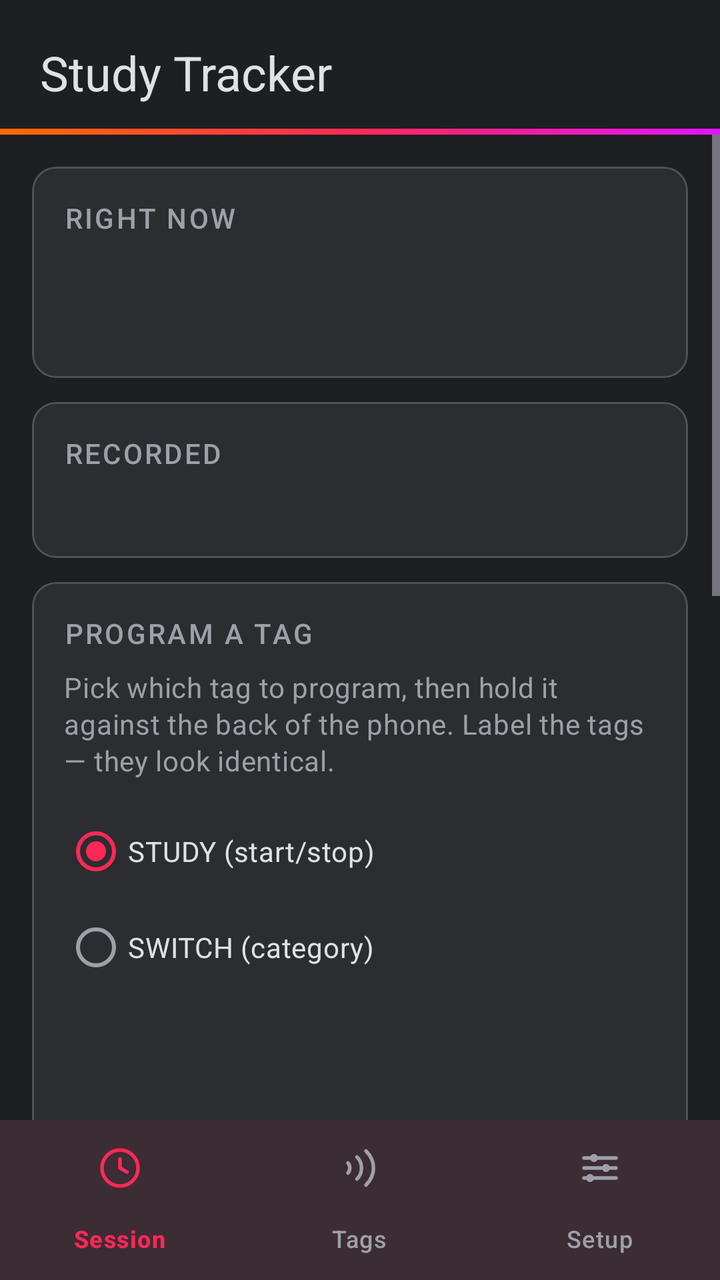
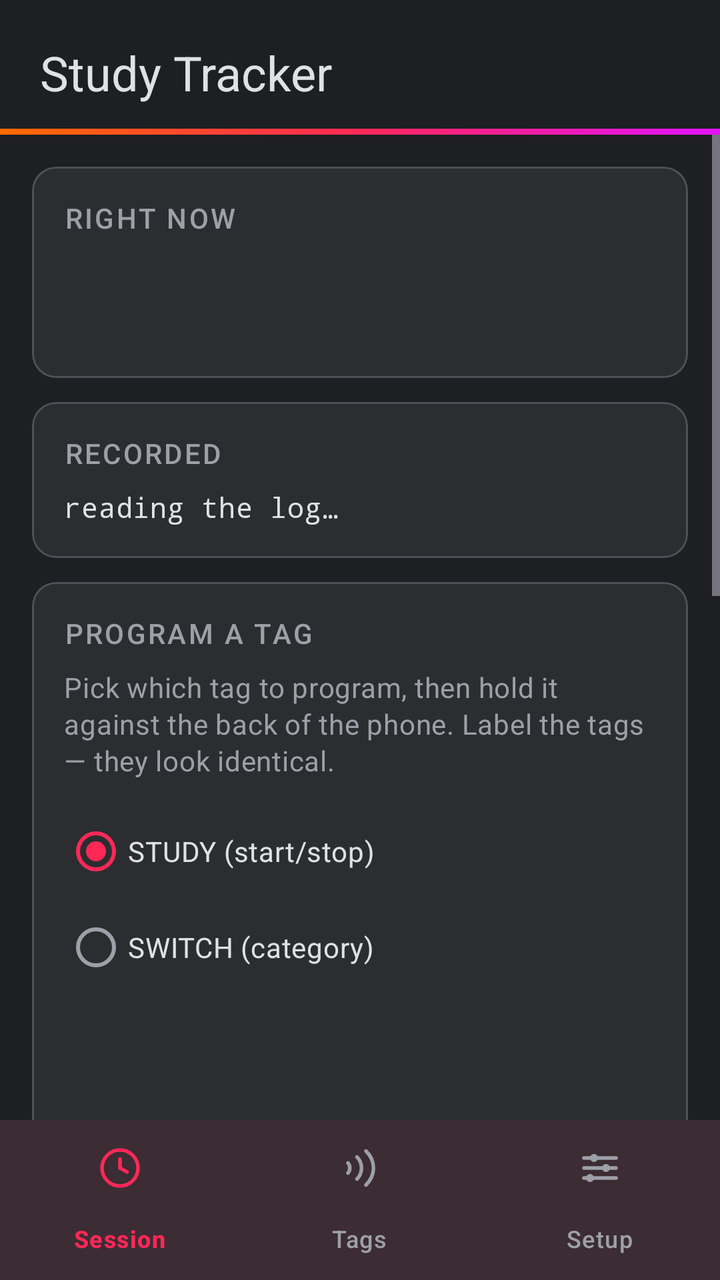

An Android layout rendered at two revisions. The XML below is the earlier revision; the diff shows what the commit changed to produce the second picture.
<!-- AndroidManifest.xml: application theme Theme.StudyTracker -->
<!-- res/layout/activity_main.xml -->
<?xml version="1.0" encoding="utf-8"?>
<LinearLayout xmlns:android="http://schemas.android.com/apk/res/android"
    xmlns:app="http://schemas.android.com/apk/res-auto"
    android:layout_width="match_parent"
    android:layout_height="match_parent"
    android:fitsSystemWindows="true"
    android:orientation="vertical">

    <TextView
        android:layout_width="match_parent"
        android:layout_height="wrap_content"
        android:paddingHorizontal="20dp"
        android:paddingTop="20dp"
        android:paddingBottom="12dp"
        android:text="@string/app_name"
        android:textAppearance="?attr/textAppearanceHeadlineSmall"
        android:textColor="@color/ide_text" />

    
    <View
        android:layout_width="match_parent"
        android:layout_height="3dp"
        android:background="@drawable/brand_gradient" />

    
    <ScrollView
        android:layout_width="match_parent"
        android:layout_height="0dp"
        android:layout_weight="1">

        <LinearLayout
            android:layout_width="match_parent"
            android:layout_height="wrap_content"
            android:orientation="vertical"
            android:paddingHorizontal="16dp"
            android:paddingVertical="16dp">

            

            
            <LinearLayout
                android:id="@+id/sessionPanel"
                android:layout_width="match_parent"
                android:layout_height="wrap_content"
                android:orientation="vertical">

                <com.google.android.material.card.MaterialCardView
                    style="@style/Card"
                    android:layout_width="match_parent"
                    android:layout_height="wrap_content">

                    <LinearLayout
                        android:layout_width="match_parent"
                        android:layout_height="wrap_content"
                        android:orientation="vertical"
                        android:padding="16dp">

                        <TextView
                            style="@style/CardTitle"
                            android:layout_width="match_parent"
                            android:layout_height="wrap_content"
                            android:text="@string/card_status" />

                        <TextView
                            android:id="@+id/studyStateText"
                            android:layout_width="match_parent"
                            android:layout_height="wrap_content"
                            android:textAppearance="?attr/textAppearanceTitleMedium"
                            android:textColor="@color/ide_text" />

                        <TextView
                            android:id="@+id/runningText"
                            style="@style/Explanation"
                            android:layout_width="match_parent"
                            android:layout_height="wrap_content"
                            android:layout_marginTop="6dp" />

                    </LinearLayout>

                </com.google.android.material.card.MaterialCardView>

                <com.google.android.material.card.MaterialCardView
                    style="@style/Card"
                    android:layout_width="match_parent"
                    android:layout_height="wrap_content">

                    <LinearLayout
                        android:layout_width="match_parent"
                        android:layout_height="wrap_content"
                        android:orientation="vertical"
                        android:padding="16dp">

                        <TextView
                            style="@style/CardTitle"
                            android:layout_width="match_parent"
                            android:layout_height="wrap_content"
                            android:text="@string/card_recorded" />

                        
                        <TextView
                            android:id="@+id/todayText"
                            android:layout_width="match_parent"
                            android:layout_height="wrap_content"
                            android:fontFamily="monospace"
                            android:textAppearance="?attr/textAppearanceBodyMedium"
                            android:textColor="@color/ide_text" />

                    </LinearLayout>

                </com.google.android.material.card.MaterialCardView>

            </LinearLayout>

            
            <LinearLayout
                android:id="@+id/tagsPanel"
                android:layout_width="match_parent"
                android:layout_height="wrap_content"
                android:orientation="vertical">

                <com.google.android.material.card.MaterialCardView
                    style="@style/Card"
                    android:layout_width="match_parent"
                    android:layout_height="wrap_content">

                    <LinearLayout
                        android:layout_width="match_parent"
                        android:layout_height="wrap_content"
                        android:orientation="vertical"
                        android:padding="16dp">

                        <TextView
                            style="@style/CardTitle"
                            android:layout_width="match_parent"
                            android:layout_height="wrap_content"
                            android:text="@string/card_write_tag" />

                        <TextView
                            style="@style/Explanation"
                            android:layout_width="match_parent"
                            android:layout_height="wrap_content"
                            android:text="@string/write_instructions" />

                        <RadioGroup
                            android:id="@+id/tagChoice"
                            android:layout_width="match_parent"
                            android:layout_height="wrap_content"
                            android:layout_marginTop="12dp"
                            android:orientation="vertical">

                            <RadioButton
                                android:id="@+id/chooseStudy"
                                android:layout_width="wrap_content"
                                android:layout_height="wrap_content"
                                android:checked="true"
                                android:text="@string/tag_study"
                                android:textColor="@color/ide_text" />

                            <RadioButton
                                android:id="@+id/chooseSwitch"
                                android:layout_width="wrap_content"
                                android:layout_height="wrap_content"
                                android:text="@string/tag_switch"
                                android:textColor="@color/ide_text" />

                        </RadioGroup>

                        <TextView
                            android:id="@+id/nfcStatusText"
                            style="@style/Explanation"
                            android:layout_width="match_parent"
                            android:layout_height="wrap_content"
                            android:layout_marginTop="12dp" />

                        <TextView
                            android:id="@+id/writeStatusText"
                            android:layout_width="match_parent"
                            android:layout_height="wrap_content"
                            android:layout_marginTop="8dp"
                            android:textAppearance="?attr/textAppearanceTitleMedium"
                            android:textColor="@color/jb_pink" />

                    </LinearLayout>

                </com.google.android.material.card.MaterialCardView>

            </LinearLayout>

            
            <LinearLayout
                android:id="@+id/setupPanel"
                android:layout_width="match_parent"
                android:layout_height="wrap_content"
                android:orientation="vertical">

                
                <com.google.android.material.card.MaterialCardView
                    style="@style/Card"
                    android:layout_width="match_parent"
                    android:layout_height="wrap_content">

                    <LinearLayout
                        android:layout_width="match_parent"
                        android:layout_height="wrap_content"
                        android:orientation="vertical"
                        android:padding="16dp">

                        <TextView
                            style="@style/CardTitle"
                            android:layout_width="match_parent"
                            android:layout_height="wrap_content"
                            android:text="@string/card_dnd" />

                        <TextView
                            android:id="@+id/dndStatusText"
                            style="@style/Explanation"
                            android:layout_width="match_parent"
                            android:layout_height="wrap_content" />

                        <Button
                            android:id="@+id/grantDndButton"
                            android:layout_width="wrap_content"
                            android:layout_height="wrap_content"
                            android:layout_marginTop="12dp"
                            android:text="@string/grant_dnd" />

                    </LinearLayout>

                </com.google.android.material.card.MaterialCardView>

                <com.google.android.material.card.MaterialCardView
                    style="@style/Card"
                    android:layout_width="match_parent"
                    android:layout_height="wrap_content">

                    <LinearLayout
                        android:layout_width="match_parent"
                        android:layout_height="wrap_content"
                        android:orientation="vertical"
                        android:padding="16dp">

                        <TextView
                            style="@style/CardTitle"
                            android:layout_width="match_parent"
                            android:layout_height="wrap_content"
                            android:text="@string/card_auto_close" />

                        <TextView
                            style="@style/Explanation"
                            android:layout_width="match_parent"
                            android:layout_height="wrap_content"
                            android:text="@string/cap_instructions" />

                        <LinearLayout
                            android:layout_width="match_parent"
                            android:layout_height="wrap_content"
                            android:layout_marginTop="12dp"
                            android:gravity="center_vertical"
                            android:orientation="horizontal">

                            <EditText
                                android:id="@+id/capHoursInput"
                                style="@style/NumberField"
                                android:importantForAutofill="no" />

                            
                            <TextView
                                android:layout_width="wrap_content"
                                android:layout_height="wrap_content"
                                android:layout_marginStart="6dp"
                                android:labelFor="@id/capHoursInput"
                                android:text="@string/unit_hours"
                                android:textColor="@color/ide_text_dim" />

                            <EditText
                                android:id="@+id/capMinutesInput"
                                style="@style/NumberField"
                                android:importantForAutofill="no"
                                android:layout_marginStart="16dp" />

                            <TextView
                                android:layout_width="wrap_content"
                                android:layout_height="wrap_content"
                                android:layout_marginStart="6dp"
                                android:labelFor="@id/capMinutesInput"
                                android:text="@string/unit_minutes"
                                android:textColor="@color/ide_text_dim" />

                            <Button
                                android:id="@+id/saveCapButton"
                                android:layout_width="wrap_content"
                                android:layout_height="wrap_content"
                                android:layout_marginStart="16dp"
                                android:text="@string/cap_save" />

                        </LinearLayout>

                        <TextView
                            android:id="@+id/capStatusText"
                            style="@style/Explanation"
                            android:layout_width="match_parent"
                            android:layout_height="wrap_content"
                            android:layout_marginTop="12dp" />

                    </LinearLayout>

                </com.google.android.material.card.MaterialCardView>

                
                <com.google.android.material.card.MaterialCardView
                    android:id="@+id/alarmCard"
                    style="@style/Card"
                    android:layout_width="match_parent"
                    android:layout_height="wrap_content">

                    <LinearLayout
                        android:layout_width="match_parent"
                        android:layout_height="wrap_content"
                        android:orientation="vertical"
                        android:padding="16dp">

                        <TextView
                            style="@style/CardTitle"
                            android:layout_width="match_parent"
                            android:layout_height="wrap_content"
                            android:text="@string/card_alarm" />

                        <TextView
                            android:id="@+id/alarmStatusText"
                            style="@style/Explanation"
                            android:layout_width="match_parent"
                            android:layout_height="wrap_content" />

                        <Button
                            android:id="@+id/grantAlarmButton"
                            android:layout_width="wrap_content"
                            android:layout_height="wrap_content"
                            android:layout_marginTop="12dp"
                            android:text="@string/grant_alarm" />

                    </LinearLayout>

                </com.google.android.material.card.MaterialCardView>

            </LinearLayout>

        </LinearLayout>

    </ScrollView>

    <com.google.android.material.bottomnavigation.BottomNavigationView
        android:id="@+id/bottomNav"
        android:layout_width="match_parent"
        android:layout_height="wrap_content"
        android:background="@color/ide_surface"
        app:itemIconTint="@color/nav_item_tint"
        app:itemTextColor="@color/nav_item_tint"
        app:labelVisibilityMode="labeled"
        app:menu="@menu/bottom_nav" />

</LinearLayout>
<!-- resources referenced by this layout -->
<resources>
  <color name="ide_surface">#2B2D30</color>
  <color name="ide_text">#DFE1E5</color>
  <color name="ide_text_dim">#9DA0A8</color>
  <color name="jb_pink">#FE2857</color>
  <!-- drawable brand_gradient (drawable) -->
  <?xml version="1.0" encoding="utf-8"?>
  <shape xmlns:android="http://schemas.android.com/apk/res/android"
      android:shape="rectangle">
  
      <gradient
          android:angle="0"
          android:centerColor="@color/jb_pink"
          android:endColor="@color/jb_magenta"
          android:startColor="@color/jb_orange"
          android:type="linear" />
  </shape>
  <string name="app_name">Study Tracker</string>
  <string name="cap_instructions">Close the session automatically if the second tap is forgotten. Zero in both boxes turns this off.</string>
  <string name="cap_save">Save</string>
  <string name="card_alarm">Alarm</string>
  <string name="card_auto_close">Auto-close</string>
  <string name="card_dnd">Do Not Disturb access</string>
  <string name="card_recorded">Recorded</string>
  <string name="card_status">Right now</string>
  <string name="card_write_tag">Program a tag</string>
  <string name="grant_alarm">Allow notifications</string>
  <string name="grant_dnd">Grant in Settings</string>
  <string name="tag_study">STUDY (start/stop)</string>
  <string name="tag_switch">SWITCH (category)</string>
  <string name="unit_hours">h</string>
  <string name="unit_minutes">min</string>
  <string name="write_instructions">Pick which tag to program, then hold it against the back of the phone. Label the tags — they look identical.</string>
  <style name="Card" parent="Widget.Material3.CardView.Filled">
          <item name="cardBackgroundColor">@color/ide_surface</item>
          <item name="cardCornerRadius">12dp</item>
          <item name="cardElevation">0dp</item>
          <item name="strokeColor">@color/ide_border</item>
          <item name="strokeWidth">1dp</item>
          <item name="android:layout_marginBottom">12dp</item>
      </style>
  <style name="CardTitle">
          <item name="android:textAppearance">?attr/textAppearanceLabelLarge</item>
          <item name="android:textColor">@color/ide_text_dim</item>
          <item name="android:textAllCaps">true</item>
          <item name="android:letterSpacing">0.08</item>
          <item name="android:layout_marginBottom">8dp</item>
      </style>
  <style name="Explanation">
          <item name="android:textAppearance">?attr/textAppearanceBodyMedium</item>
          <item name="android:textColor">@color/ide_text_dim</item>
          <item name="android:lineSpacingExtra">2dp</item>
      </style>
  <style name="NumberField">
          <item name="android:layout_width">64dp</item>
          <item name="android:layout_height">wrap_content</item>
          <item name="android:background">@drawable/field_background</item>
          <item name="android:gravity">center</item>
          <item name="android:inputType">number</item>
          <item name="android:maxLength">2</item>
          <item name="android:maxLines">1</item>
          <item name="android:padding">12dp</item>
          <item name="android:textColor">@color/ide_text</item>
      </style>
  <color name="jb_magenta">#E312FF</color>
  <color name="jb_orange">#FF6B00</color>
  <color name="ide_border">#4E5157</color>
  <!-- drawable field_background (drawable) -->
  <?xml version="1.0" encoding="utf-8"?>
  <shape xmlns:android="http://schemas.android.com/apk/res/android"
      android:shape="rectangle">
  
      <solid android:color="@color/ide_field" />
      <corners android:radius="8dp" />
      <stroke
          android:width="1dp"
          android:color="@color/ide_border" />
  </shape>
  <color name="ide_field">#393B40</color>
  <color name="ide_background">#1E1F22</color>
</resources>

<!-- the commit's change to res/layout/activity_main.xml (unified diff, before → after) -->
@@ -102,6 +102,7 @@
                             android:layout_width="match_parent"
                             android:layout_height="wrap_content"
                             android:fontFamily="monospace"
+                            android:text="@string/history_loading"
                             android:textAppearance="?attr/textAppearanceBodyMedium"
                             android:textColor="@color/ide_text" />
 
<!-- resource entries referenced after the edit -->
@@ -27,6 +27,7 @@
   <string name="card_write_tag">Program a tag</string>
   <string name="grant_alarm">Allow notifications</string>
   <string name="grant_dnd">Grant in Settings</string>
+  <string name="history_loading">  reading the log…</string>
   <string name="tag_study">STUDY (start/stop)</string>
   <string name="tag_switch">SWITCH (category)</string>
   <string name="unit_hours">h</string>
